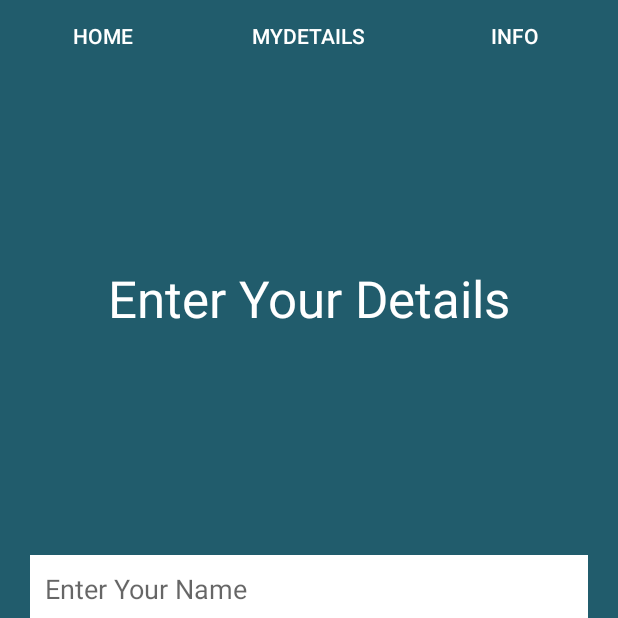
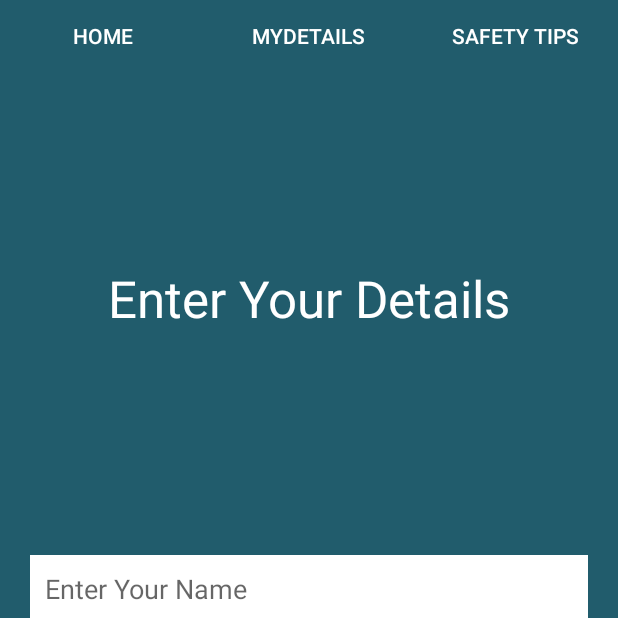
Before and after one commit to oraclesoul/mysafety, an Android app: the screen it shows after launch (MainActivity), on a phone screen of 412 x 824 dp, the top half of it. Run offline under Robolectric (Android 15) with nearby library versions, the light colour scheme and no system bars.

Commit message:
changed 3rd tab title to Safety tips

```diff
--- a/app/src/main/res/layout/activity_main.xml
+++ b/app/src/main/res/layout/activity_main.xml
@@ -32,7 +32,7 @@
             <com.google.android.material.tabs.TabItem
                 android:layout_width="wrap_content"
                 android:layout_height="wrap_content"
-                android:text="info" />
+                android:text="Safety Tips" />
         </com.google.android.material.tabs.TabLayout>
 
         <androidx.viewpager2.widget.ViewPager2
```
